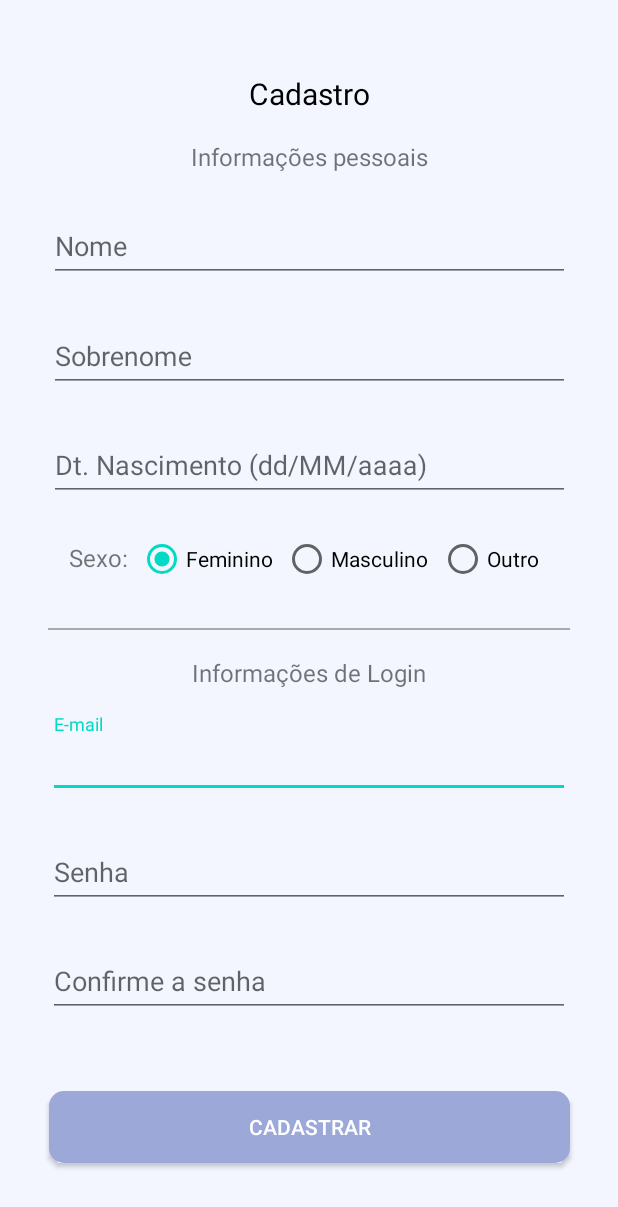
After one commit to joaomlfa/Talk2Me, an Android app: the layout activity_cadastro.xml on its own in the app's theme, with its tools: preview values and no code run, on a phone screen of 412 x 824 dp. The commit adds this screen. Shown: the top 1207 px of the screen. Run offline under Robolectric (Android 15) with nearby library versions, the phone set to English and light mode, and no system bars; Roboto replaces fonts that are not available here.

Commit message:
Criado tela de cadastro

```diff
--- a/app/build.gradle
+++ b/app/build.gradle
@@ -31,6 +31,7 @@ dependencies {
     implementation 'androidx.appcompat:appcompat:1.2.0'
     implementation 'androidx.constraintlayout:constraintlayout:1.1.3'
     implementation 'androidx.legacy:legacy-support-v4:1.0.0'
+    implementation 'com.google.android.material:material:1.2.0'
     testImplementation 'junit:junit:4.12'
     androidTestImplementation 'androidx.test.ext:junit:1.1.1'
     androidTestImplementation 'androidx.test.espresso:espresso-core:3.2.0'
--- /dev/null
+++ b/app/src/main/java/com/example/talk2me/Activity/CadastroActivity.java
@@ -0,0 +1,38 @@
+package com.example.talk2me.Activity;
+
+import androidx.appcompat.app.AppCompatActivity;
+
+import android.os.Bundle;
+import android.view.View;
+
+import com.example.talk2me.R;
+import com.google.android.material.textfield.TextInputLayout;
+
+public class CadastroActivity extends AppCompatActivity {
+
+    private TextInputLayout tilSenha, tilSenha2, tilSobrenome, tilNome, tilNascimento, tilEmail;
+
+    @Override
+    protected void onCreate(Bundle savedInstanceState) {
+        super.onCreate(savedInstanceState);
+        setContentView(R.layout.activity_cadastro);
+
+        tilSenha = findViewById(R.id.tilSenha);
+        tilSenha2 = findViewById(R.id.tilSenha2);
+        tilSobrenome = findViewById(R.id.tilSobrenome);
+        tilNome = findViewById(R.id.tilNome);
+        tilNascimento = findViewById(R.id.tilNascimento);
+        tilEmail = findViewById(R.id.tilEmail);
+    }
+
+    public void tiraSelecao(View view){
+        tilSenha.clearFocus();
+        tilSenha2.clearFocus();
+        tilSobrenome.clearFocus();
+        tilNome.clearFocus();
+        tilNascimento.clearFocus();
+        tilEmail.clearFocus();
+//        ((InputMethodManager) getSystemService(Context.INPUT_METHOD_SERVICE))
+//                .hideSoftInputFromWindow(til.getWindowToken(), 0);
+    }
+}
--- a/app/src/main/java/com/example/talk2me/MainActivity.java
+++ b/app/src/main/java/com/example/talk2me/MainActivity.java
@@ -2,8 +2,11 @@ package com.example.talk2me;
 
 import androidx.appcompat.app.AppCompatActivity;
 
+import android.content.Intent;
 import android.os.Bundle;
+import android.view.View;
 
+import com.example.talk2me.Activity.CadastroActivity;
 import com.heinrichreimersoftware.materialintro.app.IntroActivity;
 import com.heinrichreimersoftware.materialintro.slide.FragmentSlide;
 
@@ -50,4 +53,9 @@ public class MainActivity extends IntroActivity {
                 .build()
         );
     }
+
+    public void chamaTelaCadastro(View view){
+        Intent intent = new Intent(getApplicationContext(), CadastroActivity.class);
+        startActivity(intent);
+    }
 }
--- /dev/null
+++ b/app/src/main/res/layout/activity_cadastro.xml
@@ -0,0 +1,269 @@
+<?xml version="1.0" encoding="utf-8"?>
+<androidx.constraintlayout.widget.ConstraintLayout xmlns:android="http://schemas.android.com/apk/res/android"
+    xmlns:app="http://schemas.android.com/apk/res-auto"
+    xmlns:tools="http://schemas.android.com/tools"
+    android:layout_width="match_parent"
+    android:layout_height="match_parent"
+    android:background="@color/colorAzulPastel"
+    android:onClick="tiraSelecao"
+    tools:context=".Activity.CadastroActivity">
+
+    <com.google.android.material.textfield.TextInputLayout
+        android:id="@+id/tilEmail"
+        android:layout_width="0dp"
+        android:layout_height="wrap_content"
+        android:layout_marginStart="32dp"
+        android:layout_marginLeft="32dp"
+        android:layout_marginEnd="32dp"
+        android:layout_marginRight="32dp"
+        android:hint="E-mail"
+        app:layout_constraintBottom_toTopOf="@+id/tilSenha"
+        app:layout_constraintEnd_toEndOf="parent"
+        app:layout_constraintStart_toStartOf="parent"
+        app:layout_constraintTop_toBottomOf="@+id/textView15">
+
+        <EditText
+            android:id="@+id/txfEmail"
+            android:layout_width="match_parent"
+            android:layout_height="match_parent"
+            android:layout_weight="1"
+            android:ems="10"
+            android:inputType="textEmailAddress"
+            android:maxLines="1" />
+    </com.google.android.material.textfield.TextInputLayout>
+
+    <com.google.android.material.textfield.TextInputLayout
+        android:id="@+id/tilSenha2"
+        android:layout_width="match_parent"
+        android:layout_height="wrap_content"
+        android:layout_marginStart="32dp"
+        android:layout_marginLeft="32dp"
+        android:layout_marginEnd="32dp"
+        android:layout_marginRight="32dp"
+        android:layout_marginBottom="32dp"
+        android:hint="Confirme a senha"
+        app:layout_constraintBottom_toTopOf="@+id/btnContinuar2"
+        app:layout_constraintEnd_toEndOf="parent"
+        app:layout_constraintStart_toStartOf="parent"
+        app:layout_constraintTop_toBottomOf="@+id/tilSenha">
+
+        <EditText
+            android:id="@+id/txfSenha2"
+            android:layout_width="match_parent"
+            android:layout_height="match_parent"
+            android:layout_weight="1"
+            android:ems="10"
+            android:inputType="textPassword"
+            android:maxLines="1" />
+    </com.google.android.material.textfield.TextInputLayout>
+
+    <Button
+        android:id="@+id/btnContinuar2"
+        android:layout_width="347dp"
+        android:layout_height="wrap_content"
+        android:layout_marginStart="32dp"
+        android:layout_marginLeft="32dp"
+        android:layout_marginEnd="32dp"
+        android:layout_marginRight="32dp"
+        android:layout_marginBottom="32dp"
+        android:background="@drawable/bordas_arredondadas"
+        android:text="Cadastrar"
+        android:textColor="@android:color/white"
+        app:layout_constraintBottom_toBottomOf="parent"
+        app:layout_constraintEnd_toEndOf="parent"
+        app:layout_constraintStart_toStartOf="parent"
+        app:layout_constraintTop_toBottomOf="@+id/tilSenha2" />
+
+    <TextView
+        android:id="@+id/textView10"
+        android:layout_width="wrap_content"
+        android:layout_height="wrap_content"
+        android:layout_marginTop="32dp"
+        android:text="Cadastro"
+        android:textColor="@color/colorBlack"
+        android:textSize="20sp"
+        app:layout_constraintBottom_toTopOf="@+id/textView11"
+        app:layout_constraintEnd_toEndOf="parent"
+        app:layout_constraintStart_toStartOf="parent"
+        app:layout_constraintTop_toTopOf="parent"
+        app:layout_constraintVertical_chainStyle="spread" />
+
+    <TextView
+        android:id="@+id/textView11"
+        android:layout_width="wrap_content"
+        android:layout_height="wrap_content"
+        android:text="Informações pessoais"
+        android:textSize="16sp"
+        app:layout_constraintBottom_toTopOf="@+id/tilNome"
+        app:layout_constraintEnd_toEndOf="parent"
+        app:layout_constraintStart_toStartOf="parent"
+        app:layout_constraintTop_toBottomOf="@+id/textView10" />
+
+    <com.google.android.material.textfield.TextInputLayout
+        android:id="@+id/tilNome"
+        android:layout_width="347dp"
+        android:layout_height="wrap_content"
+        android:layout_marginStart="32dp"
+        android:layout_marginLeft="32dp"
+        android:layout_marginEnd="32dp"
+        android:layout_marginRight="32dp"
+        android:hint="Nome"
+        app:layout_constraintBottom_toTopOf="@+id/tilSobrenome"
+        app:layout_constraintEnd_toEndOf="parent"
+        app:layout_constraintStart_toStartOf="parent"
+        app:layout_constraintTop_toBottomOf="@+id/textView11">
+
+        <com.google.android.material.textfield.TextInputEditText
+            android:id="@+id/txfNome"
+            android:layout_width="match_parent"
+            android:layout_height="wrap_content"
+            android:inputType="textPersonName"
+            android:maxLength="30"
+            android:maxLines="1" />
+    </com.google.android.material.textfield.TextInputLayout>
+
+    <com.google.android.material.textfield.TextInputLayout
+        android:id="@+id/tilSobrenome"
+        android:layout_width="347dp"
+        android:layout_height="wrap_content"
+        android:layout_marginStart="32dp"
+        android:layout_marginLeft="32dp"
+        android:layout_marginEnd="32dp"
+        android:layout_marginRight="32dp"
+        android:hint="Sobrenome"
+        app:layout_constraintBottom_toTopOf="@+id/tilNascimento"
+        app:layout_constraintEnd_toEndOf="parent"
+        app:layout_constraintStart_toStartOf="parent"
+        app:layout_constraintTop_toBottomOf="@+id/tilNome">
+
+        <com.google.android.material.textfield.TextInputEditText
+            android:id="@+id/txfSobrenome"
+            android:layout_width="match_parent"
+            android:layout_height="wrap_content"
+            android:inputType="textPersonName"
+            android:maxLength="50"
+            android:maxLines="1" />
+    </com.google.android.material.textfield.TextInputLayout>
+
+    <com.google.android.material.textfield.TextInputLayout
+        android:id="@+id/tilNascimento"
+        android:layout_width="347dp"
+        android:layout_height="wrap_content"
+        android:layout_marginStart="32dp"
+        android:layout_marginLeft="32dp"
+        android:layout_marginEnd="32dp"
+        android:layout_marginRight="32dp"
+        android:hint="Dt. Nascimento (dd/MM/aaaa)"
+        app:layout_constraintBottom_toTopOf="@+id/rgpSexo"
+        app:layout_constraintEnd_toEndOf="parent"
+        app:layout_constraintStart_toStartOf="parent"
+        app:layout_constraintTop_toBottomOf="@+id/tilSobrenome">
+
+        <EditText
+            android:id="@+id/txfNascimento"
+            android:layout_width="match_parent"
+            android:layout_height="match_parent"
+            android:layout_weight="1"
+            android:ems="10"
+            android:inputType="date"
+            android:maxLength="10"
+            android:maxLines="1" />
+    </com.google.android.material.textfield.TextInputLayout>
+
+    <RadioGroup
+        android:id="@+id/rgpSexo"
+        android:layout_width="331dp"
+        android:layout_height="wrap_content"
+        android:layout_marginStart="32dp"
+        android:layout_marginLeft="32dp"
+        android:layout_marginEnd="32dp"
+        android:layout_marginRight="32dp"
+        android:orientation="horizontal"
+        android:padding="5dp"
+        app:layout_constraintBottom_toTopOf="@+id/view"
+        app:layout_constraintEnd_toEndOf="parent"
+        app:layout_constraintStart_toStartOf="parent"
+        app:layout_constraintTop_toBottomOf="@+id/tilNascimento">
+
+        <TextView
+            android:id="@+id/textView14"
+            android:layout_width="wrap_content"
+            android:layout_height="wrap_content"
+            android:layout_weight="1"
+            android:text="Sexo:"
+            android:textSize="16sp" />
+
+        <RadioButton
+            android:id="@+id/rbtFeminino"
+            android:layout_width="wrap_content"
+            android:layout_height="wrap_content"
+            android:layout_weight="1"
+            android:checked="true"
+            android:text="Feminino" />
+
+        <RadioButton
+            android:id="@+id/rbtMasculino"
+            android:layout_width="wrap_content"
+            android:layout_height="wrap_content"
+            android:layout_weight="1"
+            android:text="Masculino" />
+
+        <RadioButton
+            android:id="@+id/rbtOutro"
+            android:layout_width="wrap_content"
+            android:layout_height="wrap_content"
+            android:layout_weight="1"
+            android:text="Outro" />
+    </RadioGroup>
+
+    <View
+        android:id="@+id/view"
+        android:layout_width="match_parent"
+        android:layout_height="1dp"
+        android:layout_marginStart="32dp"
+        android:layout_marginLeft="32dp"
+        android:layout_marginTop="8dp"
+        android:layout_marginEnd="32dp"
+        android:layout_marginRight="32dp"
+        android:background="@android:color/darker_gray"
+        app:layout_constraintBottom_toTopOf="@+id/textView15"
+        app:layout_constraintEnd_toEndOf="parent"
+        app:layout_constraintStart_toStartOf="parent"
+        app:layout_constraintTop_toBottomOf="@+id/rgpSexo" />
+
+    <TextView
+        android:id="@+id/textView15"
+        android:layout_width="wrap_content"
+        android:layout_height="wrap_content"
+        android:text="Informações de Login"
+        android:textSize="16sp"
+        app:layout_constraintBottom_toTopOf="@+id/tilEmail"
+        app:layout_constraintEnd_toEndOf="parent"
+        app:layout_constraintStart_toStartOf="parent"
+        app:layout_constraintTop_toBottomOf="@+id/view" />
+
+    <com.google.android.material.textfield.TextInputLayout
+        android:id="@+id/tilSenha"
+        android:layout_width="match_parent"
+        android:layout_height="wrap_content"
+        android:layout_marginStart="32dp"
+        android:layout_marginLeft="32dp"
+        android:layout_marginEnd="32dp"
+        android:layout_marginRight="32dp"
+        android:hint="Senha"
+        app:layout_constraintBottom_toTopOf="@+id/tilSenha2"
+        app:layout_constraintEnd_toEndOf="parent"
+        app:layout_constraintStart_toStartOf="parent"
+        app:layout_constraintTop_toBottomOf="@+id/tilEmail">
+
+        <EditText
+            android:id="@+id/txfSenha"
+            android:layout_width="match_parent"
+            android:layout_height="match_parent"
+            android:layout_weight="1"
+            android:ems="10"
+            android:inputType="textPassword"
+            android:maxLines="1" />
+    </com.google.android.material.textfield.TextInputLayout>
+
+</androidx.constraintlayout.widget.ConstraintLayout>
--- a/app/src/main/res/layout/intro_cadastro.xml
+++ b/app/src/main/res/layout/intro_cadastro.xml
@@ -54,10 +54,11 @@
         android:layout_marginEnd="32dp"
         android:layout_marginRight="32dp"
         android:layout_marginBottom="8dp"
-        android:textColor="@android:color/white"
         android:background="@drawable/bordas_arredondadas"
+        android:onClick="chamaTelaCadastro"
 
         android:text="Cadastre-se"
+        android:textColor="@android:color/white"
         app:layout_constraintBottom_toTopOf="@+id/textView9"
         app:layout_constraintEnd_toEndOf="parent"
         app:layout_constraintStart_toStartOf="parent"
--- a/build.gradle
+++ b/build.gradle
@@ -8,7 +8,7 @@ buildscript {
 
     }
     dependencies {
-        classpath 'com.android.tools.build:gradle:3.6.3'
+        classpath 'com.android.tools.build:gradle:4.0.1'
         classpath 'com.google.gms:google-services:4.3.3'
 
 
```
Also changed, not shown: app/src/main/AndroidManifest.xml (+5 -5 lines), gradle/wrapper/gradle-wrapper.properties.
